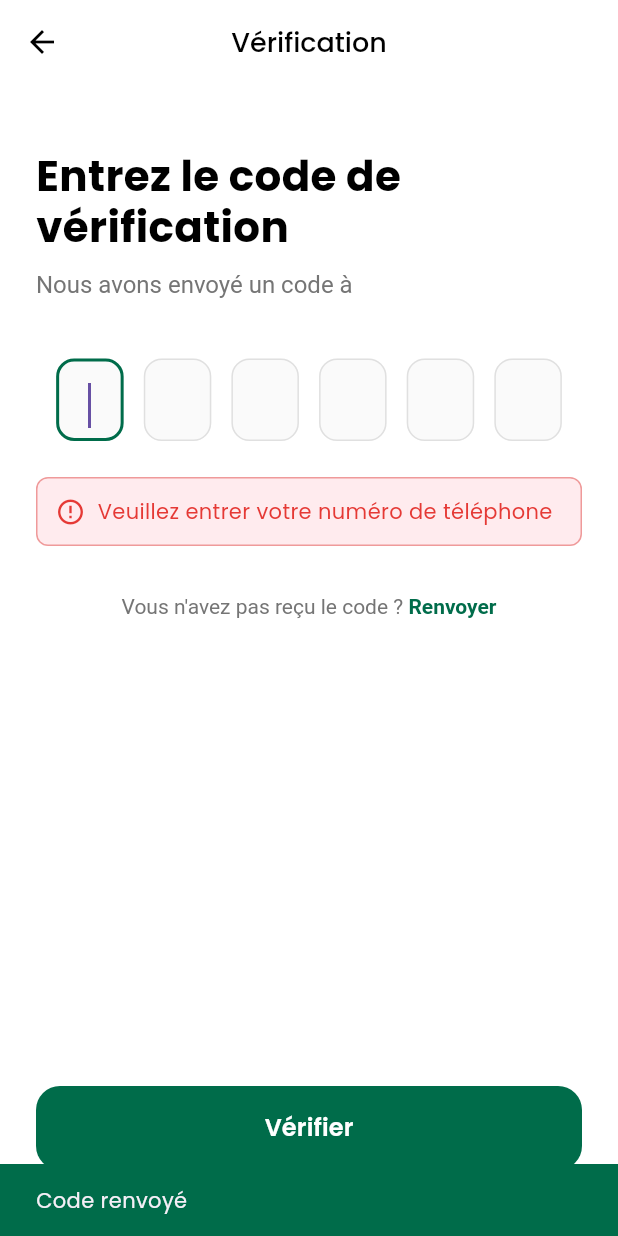
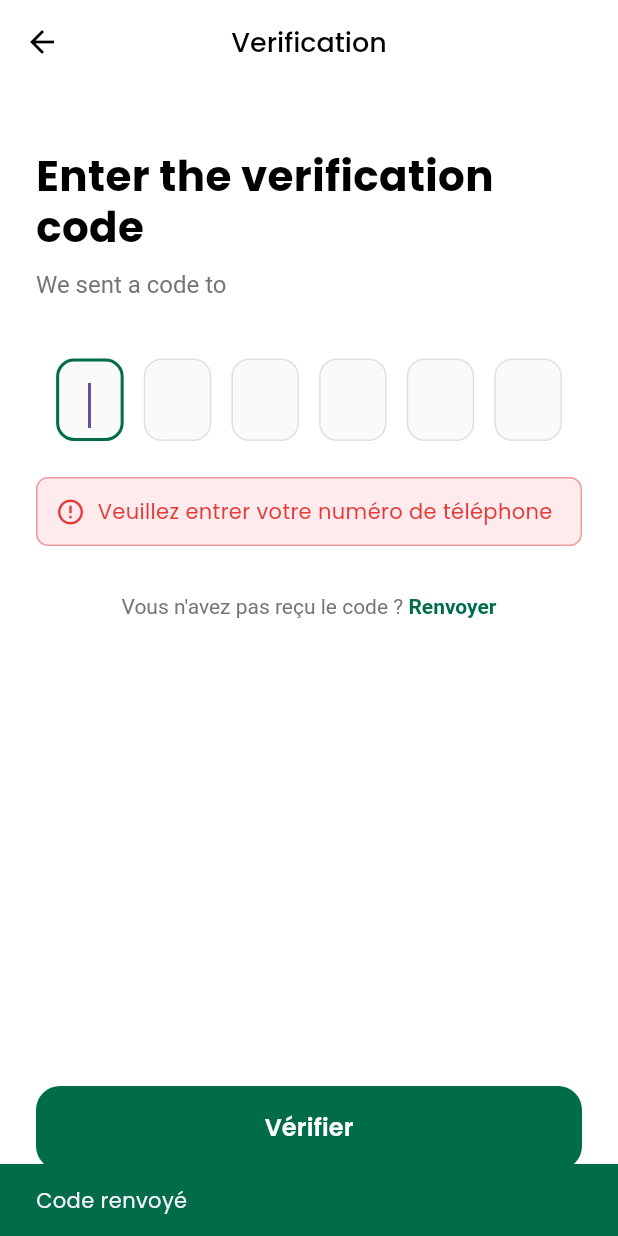
Before and after one commit to dahamniYoussouf/pos-tawssil, a Flutter app: the VerificationPage screen opened directly with empty values, after a tap on an icon or button, on a phone screen of 412 x 824 dp. Run offline on Flutter 3.47's test engine with Material 3 defaults, Android fonts, the phone set to English and light mode, and no system bars; our stand-ins replace equatable, flutter_bloc, geocoding, geolocator, google_fonts, google_maps_flutter and 2 more; missing offline and left inert: app_settings; accounts and stored records are empty; network calls fail.

```diff
--- a/lib/client-app/screens/verification_page.dart
+++ b/lib/client-app/screens/verification_page.dart
@@ -30,10 +30,12 @@
     6,
     (index) => FocusNode(),
   );
+  String? _verificationId;
 
   @override
   void initState() {
     super.initState();
+    _verificationId = widget.verificationId;
 
     // Auto-focus first field
     WidgetsBinding.instance.addPostFrameCallback((_) {
@@ -68,7 +70,8 @@
     String formattedPhone =
         (widget.countryCode + widget.phoneNumber).replaceAll('+', '');
     try {
-      debugPrint('[OTP] Vérifier button pressed. Phone: $formattedPhone, Code: $code');
+      debugPrint(
+          '[OTP] Vérifier button pressed. Phone: $formattedPhone, Code: $code');
       await context.read<AuthCubit>().verifyCode(formattedPhone, code);
     } catch (e) {
       debugPrint('[OTP] Exception in _verifyCode: $e');
@@ -109,6 +112,34 @@
   Widget build(BuildContext context) {
     return BlocConsumer<AuthCubit, AuthState>(
       listener: (context, state) {
+        if (state is AuthCodeSent) {
+          // Update dev OTP in state and show dev OTP
+          if (state.verificationId.isNotEmpty) {
+            setState(() {
+              _verificationId = state.verificationId;
+            });
+            ScaffoldMessenger.of(context).showSnackBar(
+              SnackBar(
+                content: Row(
+                  children: [
+                    const Icon(Icons.lock, color: Color(0xFF006C4A)),
+                    const SizedBox(width: 8),
+                    Expanded(
+                        child: Text('Code OTP (dev): ${state.verificationId}',
+                            style:
+                                const TextStyle(fontWeight: FontWeight.bold))),
+                  ],
+                ),
+                backgroundColor: Colors.white,
+                behavior: SnackBarBehavior.floating,
+                shape: RoundedRectangleBorder(
+                    borderRadius: BorderRadius.circular(12)),
+                margin: const EdgeInsets.all(16),
+                duration: const Duration(seconds: 8),
+              ),
+            );
+          }
+        }
         if (state is AuthSuccess) {
           debugPrint('[OTP] AuthSuccess received. UserId: \\${state.userId}');
           ScaffoldMessenger.of(context).showSnackBar(
@@ -149,6 +180,7 @@
         final isLoading = state is AuthVerificationLoading;
         final errorMessage = state is AuthError ? state.message : '';
 
+        String? devOtp = _verificationId;
         return Scaffold(
           backgroundColor: Colors.white,
           appBar: AppBar(
@@ -159,7 +191,7 @@
               onPressed: () => Navigator.pop(context),
             ),
             title: const Text(
-              'Vérification',
+              'Verification',
               style: TextStyle(
                 color: Colors.black,
                 fontSize: 18,
@@ -178,7 +210,7 @@
 
                   // Title
                   const Text(
-                    'Entrez le code de\nvérification',
+                    'Enter the verification code',
                     style: TextStyle(
                       fontSize: 28,
                       fontWeight: FontWeight.bold,
@@ -197,7 +229,7 @@
                         color: Colors.grey[600],
                       ),
                       children: [
-                        const TextSpan(text: 'Nous avons envoyé un code à '),
+                        const TextSpan(text: 'We sent a code to '),
                         TextSpan(
                           text: '${widget.countryCode} ${widget.phoneNumber}',
                           style: const TextStyle(
@@ -208,6 +240,34 @@
                       ],
                     ),
                   ),
+
+                  if (devOtp != null && devOtp.isNotEmpty) ...[
+                    const SizedBox(height: 16),
+                    Container(
+                      padding: const EdgeInsets.all(12),
+                      decoration: BoxDecoration(
+                        color: Color(0xFFE3FCEC),
+                        borderRadius: BorderRadius.circular(8),
+                        border: Border.all(color: Color(0xFFB2F5EA)),
+                      ),
+                      child: Row(
+                        children: [
+                          const Icon(Icons.lock, color: Color(0xFF006C4A)),
+                          SizedBox(width: 8),
+                          Expanded(
+                            child: Text(
+                              'Test OTP: $devOtp',
+                              style: const TextStyle(
+                                color: Color(0xFF006C4A),
+                                fontWeight: FontWeight.bold,
+                                fontSize: 16,
+                              ),
+                            ),
+                          ),
+                        ],
+                      ),
+                    ),
+                  ],
 
                   const SizedBox(height: 40),
 
```
Also changed, not shown: lib/client-app/blocs/auth/auth_cubit.dart (+4 -4 lines), lib/client-app/screens/auth_service.dart (+51 -6 lines), lib/client-app/screens/permission_screen.dart (+47 -10 lines), lib/client-app/screens/sharing_screen.dart (+7 -6 lines), 2 other files.
